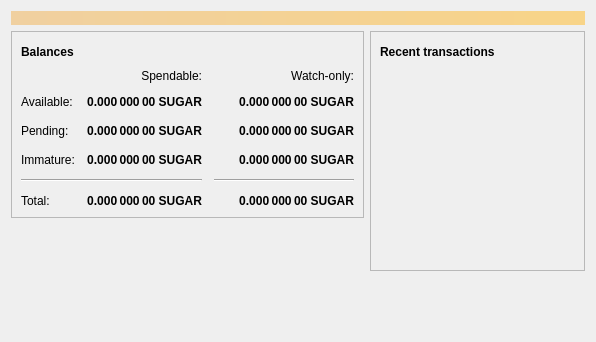
First picture: the form in src/qt/forms/overviewpage.ui, repository CryptoDevelopmentServices/AdventureCoin, before the edit.
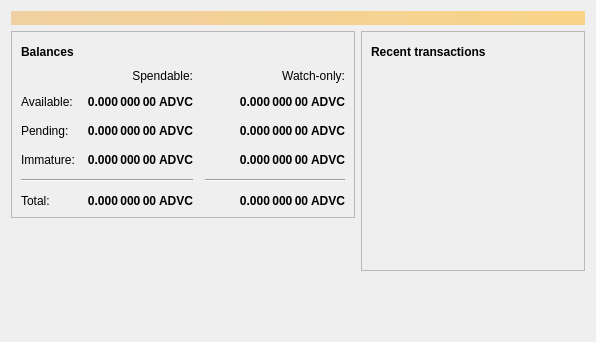
Second picture: the form after the edit. Icons and pictures are not drawn.

Patch:
```diff
--- a/src/qt/forms/overviewpage.ui
+++ b/src/qt/forms/overviewpage.ui
@@ -129,7 +129,7 @@
                <string>Unconfirmed transactions to watch-only addresses</string>
               </property>
               <property name="text">
-               <string notr="true">0.000 000 00 SUGAR</string>
+               <string notr="true">0.000 000 00 ADVC</string>
               </property>
               <property name="alignment">
                <set>Qt::AlignRight|Qt::AlignTrailing|Qt::AlignVCenter</set>
@@ -154,7 +154,7 @@
                <string>Total of transactions that have yet to be confirmed, and do not yet count toward the spendable balance</string>
               </property>
               <property name="text">
-               <string notr="true">0.000 000 00 SUGAR</string>
+               <string notr="true">0.000 000 00 ADVC</string>
               </property>
               <property name="alignment">
                <set>Qt::AlignRight|Qt::AlignTrailing|Qt::AlignVCenter</set>
@@ -179,7 +179,7 @@
                <string>Mined balance in watch-only addresses that has not yet matured</string>
               </property>
               <property name="text">
-               <string notr="true">0.000 000 00 SUGAR</string>
+               <string notr="true">0.000 000 00 ADVC</string>
               </property>
               <property name="alignment">
                <set>Qt::AlignRight|Qt::AlignTrailing|Qt::AlignVCenter</set>
@@ -237,7 +237,7 @@
                <string>Mined balance that has not yet matured</string>
               </property>
               <property name="text">
-               <string notr="true">0.000 000 00 SUGAR</string>
+               <string notr="true">0.000 000 00 ADVC</string>
               </property>
               <property name="alignment">
                <set>Qt::AlignRight|Qt::AlignTrailing|Qt::AlignVCenter</set>
@@ -282,7 +282,7 @@
                <string>Your current total balance</string>
               </property>
               <property name="text">
-               <string notr="true">0.000 000 00 SUGAR</string>
+               <string notr="true">0.000 000 00 ADVC</string>
               </property>
               <property name="alignment">
                <set>Qt::AlignRight|Qt::AlignTrailing|Qt::AlignVCenter</set>
@@ -307,7 +307,7 @@
                <string>Current total balance in watch-only addresses</string>
               </property>
               <property name="text">
-               <string notr="true">0.000 000 00 SUGAR</string>
+               <string notr="true">0.000 000 00 ADVC</string>
               </property>
               <property name="alignment">
                <set>Qt::AlignRight|Qt::AlignTrailing|Qt::AlignVCenter</set>
@@ -349,7 +349,7 @@
                <string>Your current spendable balance</string>
               </property>
               <property name="text">
-               <string notr="true">0.000 000 00 SUGAR</string>
+               <string notr="true">0.000 000 00 ADVC</string>
               </property>
               <property name="alignment">
                <set>Qt::AlignRight|Qt::AlignTrailing|Qt::AlignVCenter</set>
@@ -374,7 +374,7 @@
                <string>Your current balance in watch-only addresses</string>
               </property>
               <property name="text">
-               <string notr="true">0.000 000 00 SUGAR</string>
+               <string notr="true">0.000 000 00 ADVC</string>
               </property>
               <property name="alignment">
                <set>Qt::AlignRight|Qt::AlignTrailing|Qt::AlignVCenter</set>
```
Left out of the diff: 4 changed lines with no effect on the pictures.
